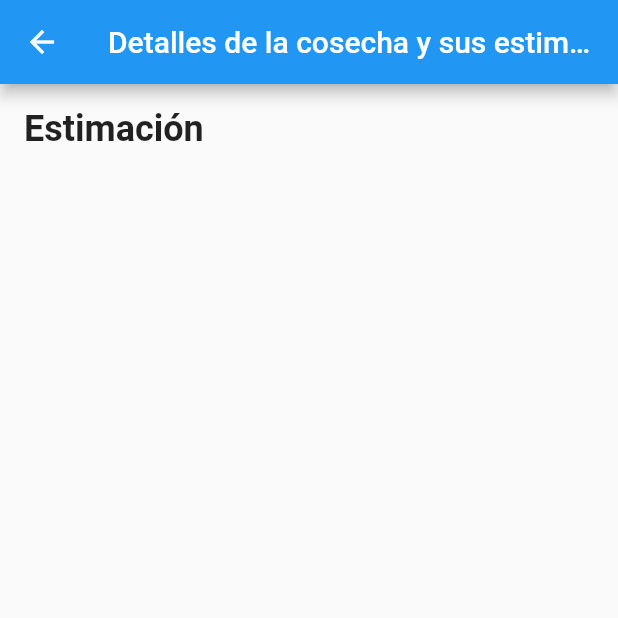
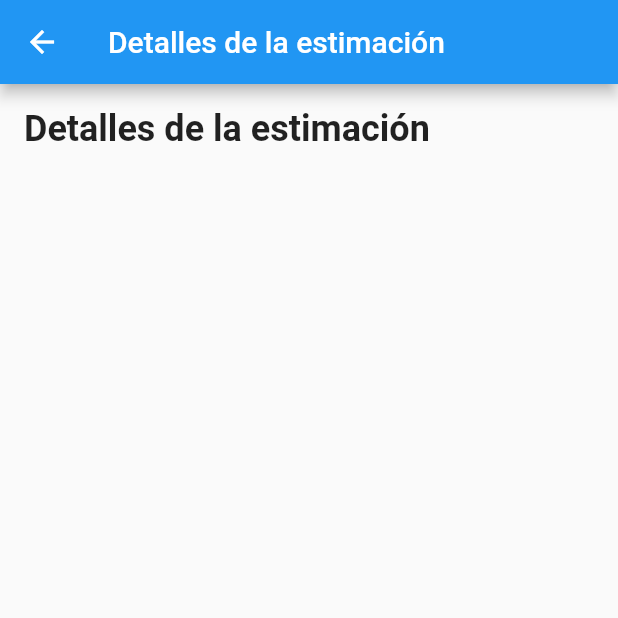
Before and after one commit to JuanCamilo7314/AgroXpert-App-Frontend-Mantenimiento, a Flutter app: the DetallesEstimacion screen opened directly with empty values, on a phone screen of 412 x 824 dp, the top half of it. Run offline on Flutter 3.47's test engine with Material 2 defaults, Android fonts, the phone set to English and light mode, and no system bars.

Commit message:
vuelvo a avance3, slo otra pantalla con las estimaciones respectivas an noo hay informaion, por errores que se dieron tabla3

```diff
--- a/lib/vista/DetallesEstimacion.dart
+++ b/lib/vista/DetallesEstimacion.dart
@@ -1,18 +1,15 @@
 import 'package:flutter/material.dart';
 
 class DetallesEstimacion extends StatelessWidget {
-  //final String id;
-  final List<String> estimaciones;
+  final String id;
 
-  const DetallesEstimacion({Key? key, required this.estimaciones})
-      : super(key: key);
+  const DetallesEstimacion({Key? key, required this.id}) : super(key: key);
 
   @override
   Widget build(BuildContext context) {
     return Scaffold(
       appBar: AppBar(
-        title: Text('Detalles de la cosecha y sus estimaciones'
-            'Detalles de la cosecha y sus estimaciones'),
+        title: Text('Detalles de la estimación $id'),
       ),
       body: Padding(
         padding: EdgeInsets.all(16.0),
@@ -21,7 +18,7 @@ class DetallesEstimacion extends StatelessWidget {
           children: [
             // Aquí podrías mostrar los detalles de la estimación con el estimacion indicado
             Text(
-              'Estimación',
+              'Detalles de la estimación $id',
               style: TextStyle(
                 fontSize: 24.0,
                 fontWeight: FontWeight.bold,
```
Also changed, not shown: lib/vista/EjemploVista2.dart (+11 -70 lines).
